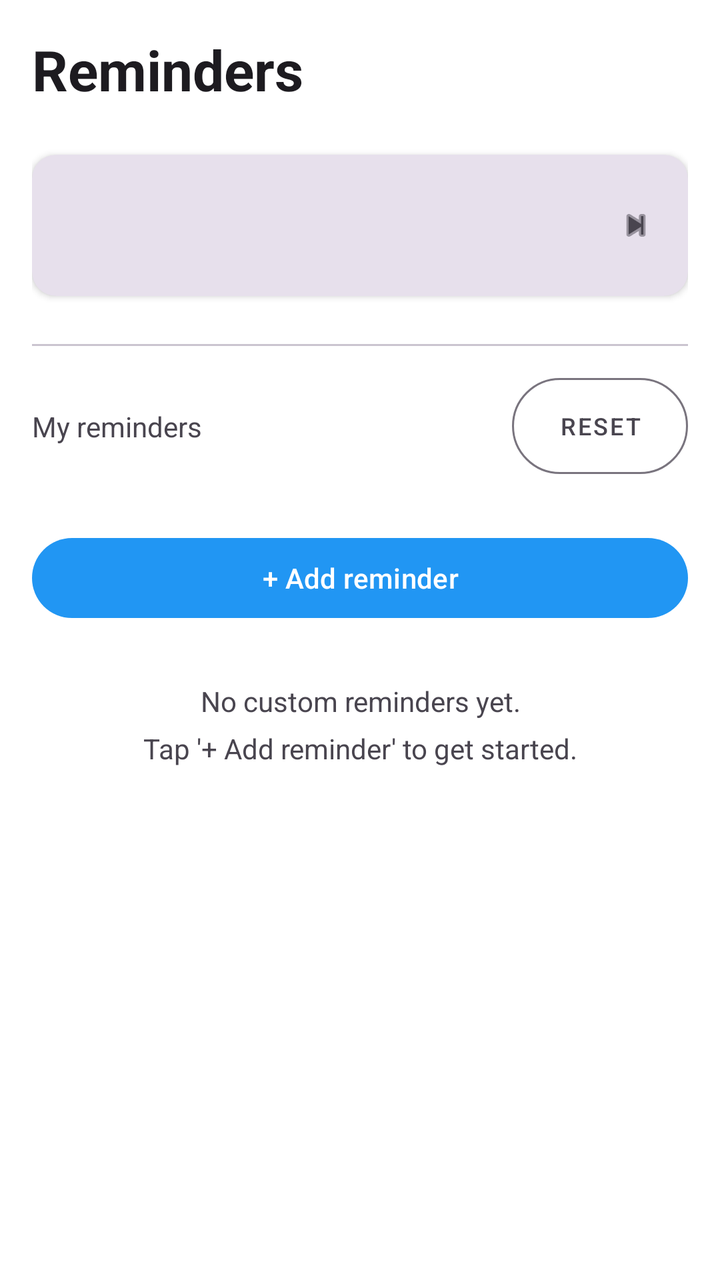
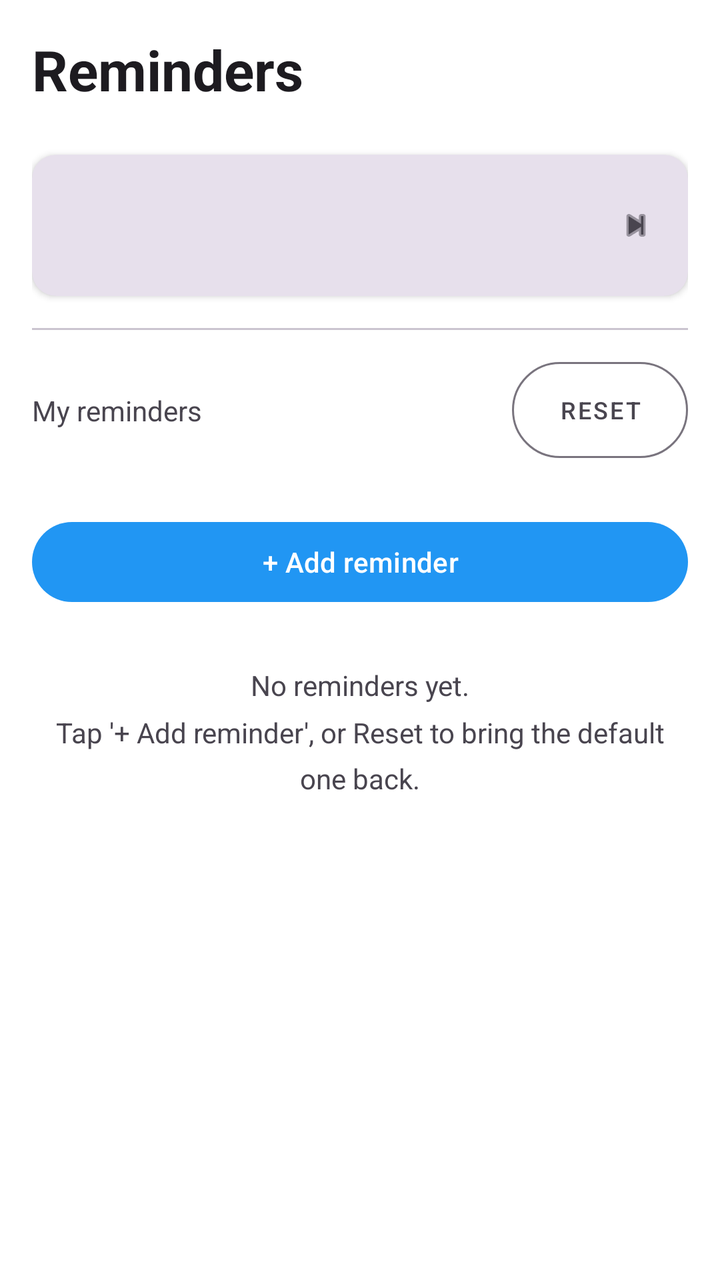

Screens rendered from an Android XML layout before and after an edit, with the pre-edit source and the edit as a unified diff.
<!-- AndroidManifest.xml: application theme Theme.WaterReminder -->
<!-- res/layout/fragment_reminders.xml -->
<?xml version="1.0" encoding="utf-8"?>
<androidx.core.widget.NestedScrollView xmlns:android="http://schemas.android.com/apk/res/android"
    xmlns:app="http://schemas.android.com/apk/res-auto"
    android:layout_width="match_parent"
    android:layout_height="match_parent"
    android:background="@color/page_background">

    <androidx.constraintlayout.widget.ConstraintLayout
        android:layout_width="match_parent"
        android:layout_height="match_parent"
        android:padding="16dp">

        <TextView
            android:id="@+id/title_reminders"
            android:layout_width="0dp"
            android:layout_height="wrap_content"
            android:text="Reminders"
            android:textSize="28sp"
            android:textStyle="bold"
            android:textColor="?attr/colorOnSurface"
            app:layout_constraintEnd_toEndOf="parent"
            app:layout_constraintStart_toStartOf="parent"
            app:layout_constraintTop_toTopOf="parent" />

        
        <include
            android:id="@+id/row_notification_settings"
            layout="@layout/item_settings_row"
            android:layout_width="0dp"
            android:layout_height="wrap_content"
            android:layout_marginTop="24dp"
            app:layout_constraintEnd_toEndOf="parent"
            app:layout_constraintStart_toStartOf="parent"
            app:layout_constraintTop_toBottomOf="@id/title_reminders" />

        
        <LinearLayout
            android:id="@+id/container_default_reminder"
            android:layout_width="0dp"
            android:layout_height="wrap_content"
            android:layout_marginTop="16dp"
            android:orientation="vertical"
            app:layout_constraintEnd_toEndOf="parent"
            app:layout_constraintStart_toStartOf="parent"
            app:layout_constraintTop_toBottomOf="@id/row_notification_settings" />

        <View
            android:id="@+id/divider"
            android:layout_width="0dp"
            android:layout_height="1dp"
            android:layout_marginTop="8dp"
            android:background="?attr/colorOutlineVariant"
            app:layout_constraintEnd_toEndOf="parent"
            app:layout_constraintStart_toStartOf="parent"
            app:layout_constraintTop_toBottomOf="@id/container_default_reminder" />

        
        <TextView
            android:id="@+id/label_reminders"
            android:layout_width="0dp"
            android:layout_height="wrap_content"
            android:layout_marginTop="16dp"
            android:text="My reminders"
            android:textSize="14sp"
            android:textColor="?attr/colorOnSurfaceVariant"
            app:layout_constraintEnd_toStartOf="@id/button_reset_reminders"
            app:layout_constraintStart_toStartOf="parent"
            app:layout_constraintTop_toBottomOf="@id/divider"
            app:layout_constraintBottom_toBottomOf="@id/button_reset_reminders" />

        <com.google.android.material.button.MaterialButton
            android:id="@+id/button_reset_reminders"
            android:layout_width="wrap_content"
            android:layout_height="wrap_content"
            android:layout_marginTop="16dp"
            android:text="Reset"
            android:textSize="12sp"
            style="@style/Widget.MaterialComponents.Button.OutlinedButton"
            app:cornerRadius="24dp"
            app:strokeColor="?attr/colorOutline"
            android:textColor="?attr/colorOnSurfaceVariant"
            android:paddingStart="12dp"
            android:paddingEnd="12dp"
            android:insetTop="0dp"
            android:insetBottom="0dp"
            app:layout_constraintEnd_toEndOf="parent"
            app:layout_constraintTop_toBottomOf="@id/divider" />

        <com.google.android.material.button.MaterialButton
            android:id="@+id/button_add_reminder"
            android:layout_width="0dp"
            android:layout_height="wrap_content"
            android:layout_marginTop="28dp"
            android:text="+ Add reminder"
            app:backgroundTint="@color/brand_blue"
            app:cornerRadius="24dp"
            app:layout_constraintEnd_toEndOf="parent"
            app:layout_constraintStart_toStartOf="parent"
            app:layout_constraintTop_toBottomOf="@id/button_reset_reminders" />

        <LinearLayout
            android:id="@+id/container_reminders"
            android:layout_width="0dp"
            android:layout_height="wrap_content"
            android:layout_marginTop="12dp"
            android:orientation="vertical"
            app:layout_constraintEnd_toEndOf="parent"
            app:layout_constraintStart_toStartOf="parent"
            app:layout_constraintTop_toBottomOf="@id/button_add_reminder" />

        <TextView
            android:id="@+id/text_no_reminders"
            android:layout_width="0dp"
            android:layout_height="wrap_content"
            android:layout_marginTop="16dp"
            android:gravity="center"
            android:text="No custom reminders yet.\nTap '+ Add reminder' to get started."
            android:textColor="?attr/colorOnSurfaceVariant"
            android:textSize="14sp"
            android:lineSpacingMultiplier="1.4"
            app:layout_constraintEnd_toEndOf="parent"
            app:layout_constraintStart_toStartOf="parent"
            app:layout_constraintTop_toBottomOf="@id/container_reminders" />

        
        <LinearLayout
            android:id="@+id/legend_swipe"
            android:layout_width="0dp"
            android:layout_height="wrap_content"
            android:layout_marginTop="20dp"
            android:gravity="center_horizontal"
            android:orientation="vertical"
            android:visibility="gone"
            app:layout_constraintEnd_toEndOf="parent"
            app:layout_constraintStart_toStartOf="parent"
            app:layout_constraintTop_toBottomOf="@id/text_no_reminders">

            <LinearLayout
                android:layout_width="wrap_content"
                android:layout_height="wrap_content"
                android:gravity="center_vertical"
                android:orientation="horizontal">

                <ImageView
                    android:layout_width="16dp"
                    android:layout_height="16dp"
                    android:layout_marginEnd="8dp"
                    android:importantForAccessibility="no"
                    android:src="@drawable/ic_info"
                    android:tint="?attr/colorOnSurfaceVariant" />

                <TextView
                    android:id="@+id/legend_swipe_text"
                    android:layout_width="wrap_content"
                    android:layout_height="wrap_content"
                    android:gravity="center"
                    android:text="@string/reminders_legend_swipe"
                    android:textColor="?attr/colorOnSurfaceVariant"
                    android:textSize="12sp" />

            </LinearLayout>

            
            <TextView
                android:id="@+id/legend_tap_type"
                android:layout_width="wrap_content"
                android:layout_height="wrap_content"
                android:layout_marginTop="10dp"
                android:gravity="center"
                android:text="@string/reminders_legend_tap_type"
                android:textColor="?attr/colorOnSurfaceVariant"
                android:textSize="12sp" />

        </LinearLayout>

    </androidx.constraintlayout.widget.ConstraintLayout>
</androidx.core.widget.NestedScrollView>
<!-- res/layout/item_settings_row.xml (included above) -->
<?xml version="1.0" encoding="utf-8"?>
<androidx.cardview.widget.CardView xmlns:android="http://schemas.android.com/apk/res/android"
    xmlns:app="http://schemas.android.com/apk/res-auto"
    android:layout_width="match_parent"
    android:layout_height="wrap_content"
    app:cardCornerRadius="12dp"
    app:cardElevation="2dp"
    app:cardBackgroundColor="?attr/colorSurfaceVariant">

    <LinearLayout
        android:id="@+id/row_container"
        android:layout_width="match_parent"
        android:layout_height="wrap_content"
        android:orientation="horizontal"
        android:gravity="center_vertical"
        android:padding="16dp"
        android:background="?attr/selectableItemBackground"
        android:clickable="true"
        android:focusable="true">

        <ImageView
            android:id="@+id/row_icon"
            android:layout_width="24dp"
            android:layout_height="24dp"
            android:layout_marginEnd="16dp"
            android:tint="@color/brand_blue"
            android:importantForAccessibility="no" />

        <LinearLayout
            android:layout_width="0dp"
            android:layout_height="wrap_content"
            android:layout_weight="1"
            android:orientation="vertical">

            <TextView
                android:id="@+id/row_title"
                android:layout_width="wrap_content"
                android:layout_height="wrap_content"
                android:textColor="?attr/colorOnSurface"
                android:textSize="15sp" />

            <TextView
                android:id="@+id/row_subtitle"
                android:layout_width="wrap_content"
                android:layout_height="wrap_content"
                android:layout_marginTop="2dp"
                android:textColor="?attr/colorOnSurfaceVariant"
                android:textSize="12sp" />

        </LinearLayout>

        <ImageView
            android:id="@+id/row_chevron"
            android:layout_width="20dp"
            android:layout_height="20dp"
            android:src="@android:drawable/ic_media_next"
            android:tint="?attr/colorOnSurfaceVariant"
            android:importantForAccessibility="no" />

    </LinearLayout>

</androidx.cardview.widget.CardView>
<!-- resources referenced by this layout -->
<resources>
  <color name="brand_blue">#2196F3</color>
  <color name="page_background">#FFFFFF</color>
  <!-- drawable ic_info (drawable) -->
  <?xml version="1.0" encoding="utf-8"?>
  <vector xmlns:android="http://schemas.android.com/apk/res/android"
      android:width="24dp"
      android:height="24dp"
      android:viewportWidth="24"
      android:viewportHeight="24">
      <path
          android:fillColor="#FFFFFF"
          android:pathData="M11,7h2v2h-2V7zM11,11h2v6h-2V11zM12,2C6.48,2 2,6.48 2,12s4.48,10 10,10 10,-4.48 10,-10S17.52,2 12,2zM12,20c-4.41,0 -8,-3.59 -8,-8s3.59,-8 8,-8 8,3.59 8,8 -3.59,8 -8,8z" />
  </vector>
  <string name="reminders_legend_swipe">Swipe a reminder right to edit, left to delete</string>
  <string name="reminders_legend_tap_type">Tap a reminder\'s chip to change how often it repeats</string>
  <style name="Theme.WaterReminder" parent="Base.Theme.WaterReminder" />
  <style name="Base.Theme.WaterReminder" parent="Theme.Material3.DayNight.NoActionBar">
          
          
      </style>
</resources>

<!-- the commit's change to res/layout/fragment_reminders.xml (unified diff, before → after) -->
@@ -33,26 +33,15 @@
             app:layout_constraintStart_toStartOf="parent"
             app:layout_constraintTop_toBottomOf="@id/title_reminders" />
 
-        
-        <LinearLayout
-            android:id="@+id/container_default_reminder"
-            android:layout_width="0dp"
-            android:layout_height="wrap_content"
-            android:layout_marginTop="16dp"
-            android:orientation="vertical"
-            app:layout_constraintEnd_toEndOf="parent"
-            app:layout_constraintStart_toStartOf="parent"
-            app:layout_constraintTop_toBottomOf="@id/row_notification_settings" />
-
         <View
             android:id="@+id/divider"
             android:layout_width="0dp"
             android:layout_height="1dp"
-            android:layout_marginTop="8dp"
+            android:layout_marginTop="16dp"
             android:background="?attr/colorOutlineVariant"
             app:layout_constraintEnd_toEndOf="parent"
             app:layout_constraintStart_toStartOf="parent"
-            app:layout_constraintTop_toBottomOf="@id/container_default_reminder" />
+            app:layout_constraintTop_toBottomOf="@id/row_notification_settings" />
 
         
         <TextView
@@ -114,7 +103,7 @@
             android:layout_height="wrap_content"
             android:layout_marginTop="16dp"
             android:gravity="center"
-            android:text="No custom reminders yet.\nTap '+ Add reminder' to get started."
+            android:text="No reminders yet.\nTap '+ Add reminder', or Reset to bring the default one back."
             android:textColor="?attr/colorOnSurfaceVariant"
             android:textSize="14sp"
             android:lineSpacingMultiplier="1.4"
